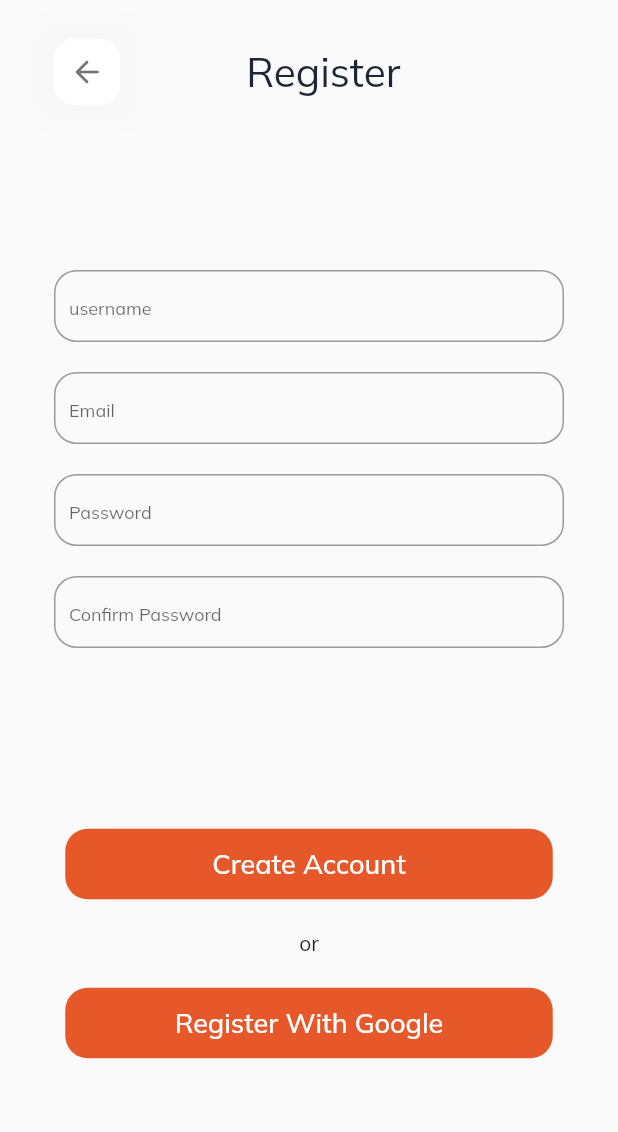
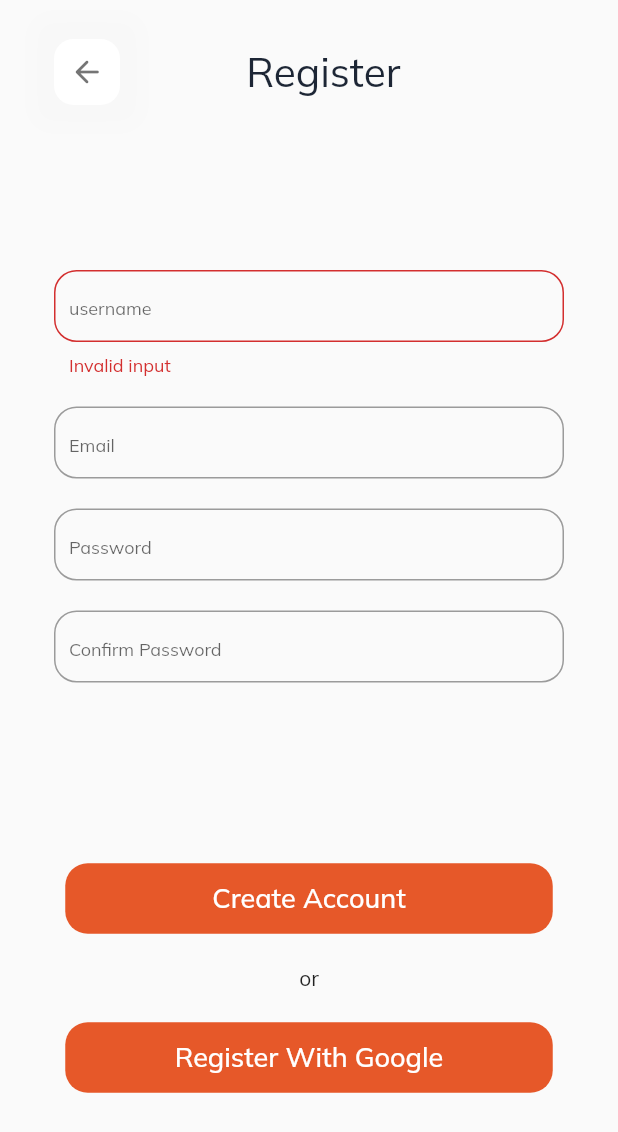
Before and after one commit to Anas-mo101/flutter-woo-ecommerce-app, a Flutter app: the RegisterPage screen opened by its route, after a tap on "Create Account", on a phone screen of 412 x 824 dp. Shown: the top 1132 px of the screen. Run offline on Flutter 3.47's test engine with Material 2 defaults, Android fonts, the phone set to English and light mode, and no system bars; our stand-ins replace data_connection_checker, flutter_cache_manager, flutter_secure_storage, get, google_fonts, shared_preferences; accounts and stored records are empty; network calls fail.

Commit message:
auth create new user

```diff
--- a/lib/src/modules/profile/api/auth_api.dart
+++ b/lib/src/modules/profile/api/auth_api.dart
@@ -42,4 +42,22 @@ class AuthApi extends BaseApi {
       return false;
     }
   }
+
+  Future<bool> createUser(String user, String pass, String email) async {
+    try{
+      String registerEndPoint = EndPoints.register();
+      var response = await post(registerEndPoint, {
+        'username': user,
+        'password': pass,
+        'email': email
+      });
+      if(response['data']['status'] == 200) {
+        return true;
+      }
+      return false;
+    }catch(e){
+      print('ProductApi createUser failed');
+      return false;
+    }
+  }
 }
--- /dev/null
+++ b/lib/src/modules/profile/contollers/register_controller.dart
@@ -0,0 +1,89 @@
+import 'package:flutter/material.dart';
+import 'package:get/get.dart';
+import '../../../config/route.dart';
+import '../api/auth_api.dart';
+
+class RegisterController extends GetxController {
+
+  final loginUsername = TextEditingController();
+  final loginEmail = TextEditingController();
+  final loginPassword = TextEditingController();
+  final loginConfirmPassword = TextEditingController();
+
+  bool loginEmailErr = false;
+  bool loginPassErr = false;
+  bool loginUserErr = false;
+  bool loginConfirmPassErr = false;
+  String loginStatus = '';
+
+  Future<void> register() async {
+    if(validateCreds()){
+      if (await AuthApi().createUser(loginEmail.text, loginPassword.text, loginEmail.text)) {
+        Get.offNamed(Routes.profile);
+      } else {
+        loginStatus = 'Can not create use with this credentials !';
+        update();
+      }
+    }
+  }
+
+  bool validateCreds(){
+    if(loginUsername.text.isEmpty){
+      reset();
+      loginUserErr = true;
+      update();
+      return false;
+    }
+
+    if(loginEmail.text.isEmpty && !isEmail(loginEmail.text)){
+      reset();
+      loginEmailErr = true;
+      update();
+      return false;
+    }
+
+    if(loginPassword.text.isEmpty && loginPassword.text.length > 8){
+      reset();
+      loginStatus = 'Passwords too short';
+      loginPassErr = true;
+      update();
+      return false;
+    }
+
+    if(loginConfirmPassword.text.isEmpty){
+      reset();
+      loginConfirmPassErr = false;
+      update();
+      return false;
+    }
+
+    if(loginPassword.text.isEmpty != loginConfirmPassword.text.isEmpty){
+      reset();
+      loginStatus = 'Passwords not matching';
+      update();
+      return false;
+    }
+
+    update();
+    return true;
+  }
+
+  void reset(){
+    loginPassErr = false;
+    loginUserErr = false;
+    loginEmailErr = false;
+    loginConfirmPassErr = false;
+  }
+
+  bool isEmail(String email) {
+    String p = "[a-zA-Z0-9\+\.\_\%\-\+]{1,256}" +
+        "\\@" +
+        "[a-zA-Z0-9][a-zA-Z0-9\\-]{0,64}" +
+        "(" +
+        "\\." +
+        "[a-zA-Z0-9][a-zA-Z0-9\\-]{0,25}" +
+        ")+";
+    RegExp regExp = new RegExp(p);
+    return regExp.hasMatch(email);
+  }
+}
--- a/lib/src/modules/profile/views/register.dart
+++ b/lib/src/modules/profile/views/register.dart
@@ -4,14 +4,18 @@ import '../../../themes/light_color.dart';
 import '../../../themes/theme.dart';
 import '../../../widgets/title_text.dart';
 import '../../../widgets/topbar.dart';
+import '../contollers/register_controller.dart';
 
 
 class RegisterPage extends StatelessWidget {
-  Widget _submitButton(BuildContext context) {
+
+  Widget _submitButton(BuildContext context, RegisterController controller) {
     return Column(
       children: [
         TextButton(
-          onPressed: () {},
+          onPressed: () {
+            controller.register();
+          },
           style: ButtonStyle(
             shape: MaterialStateProperty.all(
               RoundedRectangleBorder(borderRadius: BorderRadius.circular(15)),
@@ -62,7 +66,10 @@ class RegisterPage extends StatelessWidget {
         child: Padding(
           padding: EdgeInsets.all(16.0),
           child: SingleChildScrollView(
-            child: Column(
+            child: GetBuilder<RegisterController>(
+              init: RegisterController(),
+              builder: (controller) {
+                return Column(
                   mainAxisAlignment: MainAxisAlignment.spaceBetween,
                   children: [
                     TopBar(
@@ -78,8 +85,10 @@ class RegisterPage extends StatelessWidget {
                         mainAxisAlignment: MainAxisAlignment.start,
                         children: [
                           TextField(
+                            controller: controller.loginUsername,
                             decoration: InputDecoration(
-                          border:  OutlineInputBorder(
+                              errorText: controller.loginUserErr ? 'invalid_input'.tr : null,
+                              border: OutlineInputBorder(
                                 borderRadius: BorderRadius.circular(15.0),
                                 borderSide: BorderSide(color: Colors.blue, width: 2.0),
                               ),
@@ -90,7 +99,9 @@ class RegisterPage extends StatelessWidget {
                           ),
                           SizedBox(height: 20),
                           TextField(
+                            controller: controller.loginEmail,
                             decoration: InputDecoration(
+                              errorText: controller.loginEmailErr ? 'invalid_input'.tr : null,
                               border: OutlineInputBorder(
                                 borderRadius: BorderRadius.circular(15.0),
                                 borderSide: BorderSide(color: Colors.blue, width: 2.0),
@@ -102,8 +113,10 @@ class RegisterPage extends StatelessWidget {
                           ),
                           SizedBox(height: 20),
                           TextField(
+                            controller: controller.loginPassword,
                             decoration: InputDecoration(
-                          border:  OutlineInputBorder(
+                              errorText: controller.loginPassErr ? 'invalid_input'.tr : null,
+                              border: OutlineInputBorder(
                                 borderRadius: BorderRadius.circular(15.0),
                                 borderSide: BorderSide(color: Colors.blue, width: 2.0),
                               ),
@@ -114,8 +127,10 @@ class RegisterPage extends StatelessWidget {
                           ),
                           SizedBox(height: 20),
                           TextField(
+                            controller: controller.loginConfirmPassword,
                             decoration: InputDecoration(
-                          border:  OutlineInputBorder(
+                              errorText: controller.loginConfirmPassErr ? 'invalid_input'.tr : null,
+                              border: OutlineInputBorder(
                                 borderRadius: BorderRadius.circular(15.0),
                                 borderSide: BorderSide(color: Colors.blue, width: 2.0),
                               ),
@@ -129,8 +144,10 @@ class RegisterPage extends StatelessWidget {
                       ),
                     ),
                     SizedBox(height: 100),
-                _submitButton(context),
+                    _submitButton(context, controller),
                   ],
+                );
+              }
             ),
           ),
         ),
```
Lines whose indentation alone changed are shown as unchanged.
